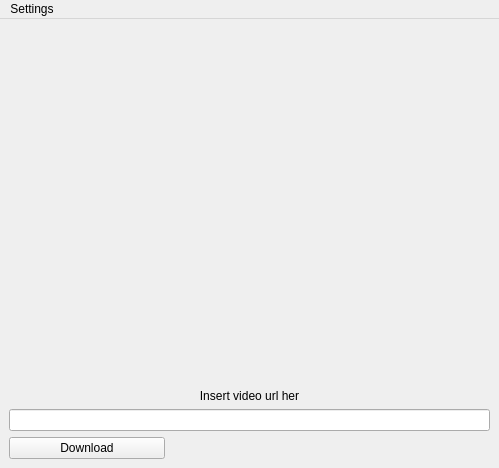
Old version of the form window/main_window.ui in the repository m3xan/download_youtube.
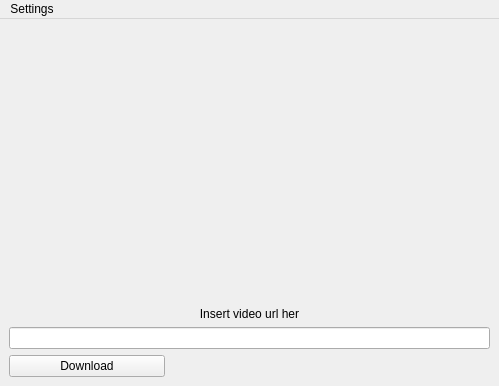
New version of the form. Icons and pictures are not drawn.

Diff of the .ui file:
```diff
--- a/window/main_window.ui
+++ b/window/main_window.ui
@@ -7,7 +7,7 @@
     <x>0</x>
     <y>0</y>
     <width>499</width>
-    <height>468</height>
+    <height>386</height>
    </rect>
   </property>
   <property name="windowTitle">
```
Left out of the diff: 8 changed lines with no effect on the pictures.
